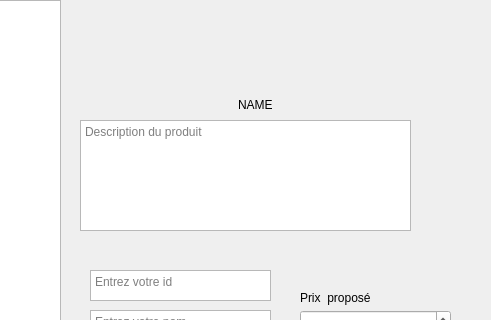
This is mainWindow.ui in super-cinnamon/E-commerce-REST-API-app as Qt 5 draws it before an edit; both pictures show x 200 to 691 and y 0 to 320 of the 888 by 616 pixel window. The edited form follows.
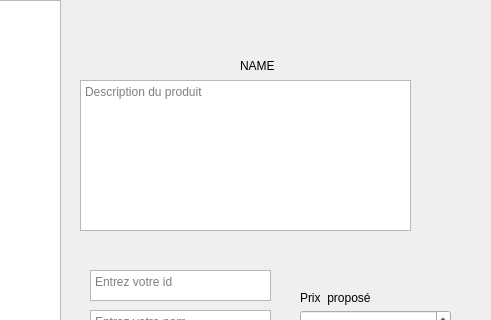
This is the edited form. Icons and pictures are not drawn.

Patch:
```diff
--- a/mainWindow.ui
+++ b/mainWindow.ui
@@ -33,9 +33,9 @@
    <property name="geometry">
     <rect>
      <x>280</x>
-     <y>120</y>
+     <y>80</y>
      <width>331</width>
-     <height>111</height>
+     <height>151</height>
     </rect>
    </property>
    <property name="readOnly">
@@ -48,8 +48,8 @@
   <widget class="QLabel" name="product_name">
    <property name="geometry">
     <rect>
-     <x>438</x>
-     <y>89</y>
+     <x>440</x>
+     <y>50</y>
      <width>171</width>
      <height>31</height>
     </rect>
```
Left out of the diff: 2 changed lines with no effect on the pictures.
